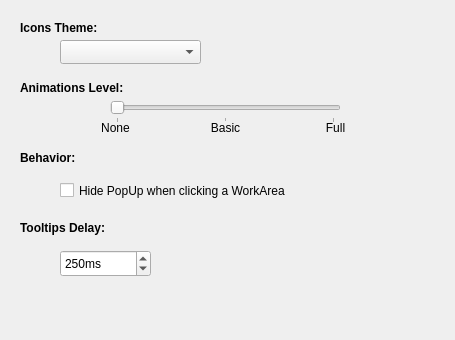
Old version of the form src/config.ui in the repository psifidotos/workflow-project.
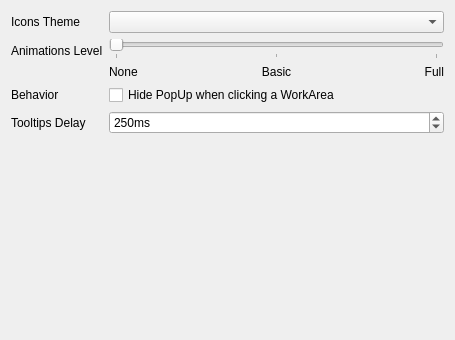
New version of the form.

Commit message:
Reworks the config dialog to conform more to kde
It makes use of layouts like every widget based program should and moves
to use a form style layout like the way the rest of the kde applications
layout their options.

What changed in the file:
```diff
--- a/src/config.ui
+++ b/src/config.ui
@@ -25,15 +25,32 @@
   <property name="windowTitle">
    <string>Form</string>
   </property>
+  <layout class="QFormLayout" name="formLayout">
+   <item row="0" column="1">
+    <widget class="QComboBox" name="themesCmb">
+     <property name="toolTip">
+      <string>&lt;html&gt;&lt;head/&gt;&lt;body&gt;&lt;p&gt;Every theme demands the &lt;span style=&quot; font-weight:600;&quot;&gt;original Icon theme&lt;/span&gt; installed if you want good appearance with the application. In general these themes are just links for icons from the current KDE icon theme.&lt;/p&gt;&lt;/body&gt;&lt;/html&gt;</string>
+     </property>
+    </widget>
+   </item>
+   <item row="0" column="0">
+    <widget class="QLabel" name="label_6">
+     <property name="text">
+      <string>Icons Theme</string>
+     </property>
+    </widget>
+   </item>
+   <item row="1" column="0">
+    <widget class="QLabel" name="label">
+     <property name="text">
+      <string>Animations Level</string>
+     </property>
+    </widget>
+   </item>
+   <item row="1" column="1">
+    <layout class="QVBoxLayout" name="verticalLayout">
+     <item>
   <widget class="QSlider" name="animationsLevelSlider">
-   <property name="geometry">
-    <rect>
-     <x>110</x>
-     <y>100</y>
-     <width>231</width>
-     <height>23</height>
-    </rect>
-   </property>
    <property name="maximum">
     <number>2</number>
    </property>
@@ -47,50 +64,21 @@
     <number>1</number>
    </property>
   </widget>
-  <widget class="QLabel" name="label">
-   <property name="geometry">
-    <rect>
-     <x>20</x>
-     <y>80</y>
-     <width>391</width>
-     <height>16</height>
-    </rect>
-   </property>
-   <property name="font">
-    <font>
-     <weight>75</weight>
-     <bold>true</bold>
-    </font>
-   </property>
-   <property name="text">
-    <string>Animations Level:</string>
-   </property>
-  </widget>
+     </item>
+     <item>
+      <layout class="QHBoxLayout" name="horizontalLayout">
+       <item>
   <widget class="QLabel" name="label_2">
-   <property name="geometry">
-    <rect>
-     <x>60</x>
-     <y>120</y>
-     <width>111</width>
-     <height>16</height>
-    </rect>
-   </property>
    <property name="text">
     <string>None</string>
    </property>
    <property name="alignment">
-    <set>Qt::AlignCenter</set>
-   </property>
-  </widget>
+          <set>Qt::AlignLeading|Qt::AlignLeft|Qt::AlignVCenter</set>
+         </property>
+        </widget>
+       </item>
+       <item>
   <widget class="QLabel" name="label_3">
-   <property name="geometry">
-    <rect>
-     <x>180</x>
-     <y>120</y>
-     <width>91</width>
-     <height>16</height>
-    </rect>
-   </property>
    <property name="text">
     <string>Basic</string>
    </property>
@@ -98,53 +86,26 @@
     <set>Qt::AlignCenter</set>
    </property>
   </widget>
+       </item>
+       <item>
   <widget class="QLabel" name="label_4">
-   <property name="geometry">
-    <rect>
-     <x>290</x>
-     <y>120</y>
-     <width>91</width>
-     <height>16</height>
-    </rect>
-   </property>
    <property name="text">
     <string>Full</string>
    </property>
    <property name="alignment">
-    <set>Qt::AlignCenter</set>
-   </property>
-  </widget>
-  <widget class="QLabel" name="label_5">
-   <property name="geometry">
-    <rect>
-     <x>20</x>
-     <y>150</y>
-     <width>381</width>
-     <height>16</height>
-    </rect>
-   </property>
-   <property name="font">
-    <font>
-     <weight>75</weight>
-     <bold>true</bold>
-    </font>
-   </property>
-   <property name="text">
-    <string>Behavior:</string>
-   </property>
-  </widget>
+          <set>Qt::AlignRight|Qt::AlignTrailing|Qt::AlignVCenter</set>
+         </property>
+        </widget>
+       </item>
+      </layout>
+     </item>
+    </layout>
+   </item>
+   <item row="2" column="1">
   <widget class="QCheckBox" name="hideOnClickCheckBox">
    <property name="enabled">
     <bool>true</bool>
    </property>
-   <property name="geometry">
-    <rect>
-     <x>60</x>
-     <y>180</y>
-     <width>391</width>
-     <height>21</height>
-    </rect>
-   </property>
    <property name="toolTip">
     <string>&lt;html&gt;&lt;head/&gt;&lt;body&gt;&lt;p&gt;This option is available only when the plasmoid is in a panel. You can hide the PopUp when you click on a WorkArea&lt;/p&gt;&lt;/body&gt;&lt;/html&gt;</string>
    </property>
@@ -152,47 +113,23 @@
     <string>Hide PopUp when clicking a WorkArea</string>
    </property>
   </widget>
-  <widget class="QComboBox" name="themesCmb">
-   <property name="geometry">
-    <rect>
-     <x>60</x>
-     <y>40</y>
-     <width>141</width>
-     <height>24</height>
-    </rect>
-   </property>
-   <property name="toolTip">
-    <string>&lt;html&gt;&lt;head/&gt;&lt;body&gt;&lt;p&gt;Every theme demands the &lt;span style=&quot; font-weight:600;&quot;&gt;original Icon theme&lt;/span&gt; installed if you want good appearance with the application. In general these themes are just links for icons from the current KDE icon theme.&lt;/p&gt;&lt;/body&gt;&lt;/html&gt;</string>
-   </property>
-  </widget>
-  <widget class="QLabel" name="label_6">
-   <property name="geometry">
-    <rect>
-     <x>20</x>
-     <y>20</y>
-     <width>381</width>
-     <height>16</height>
-    </rect>
-   </property>
-   <property name="font">
-    <font>
-     <weight>75</weight>
-     <bold>true</bold>
-    </font>
-   </property>
+   </item>
+   <item row="2" column="0">
+    <widget class="QLabel" name="label_5">
+     <property name="text">
+      <string>Behavior</string>
+     </property>
+    </widget>
+   </item>
+   <item row="3" column="0">
+    <widget class="QLabel" name="label_7">
    <property name="text">
-    <string>Icons Theme:</string>
-   </property>
-  </widget>
+      <string>Tooltips Delay</string>
+     </property>
+    </widget>
+   </item>
+   <item row="3" column="1">
   <widget class="QSpinBox" name="tooltipsSpinBox">
-   <property name="geometry">
-    <rect>
-     <x>60</x>
-     <y>250</y>
-     <width>91</width>
-     <height>27</height>
-    </rect>
-   </property>
    <property name="toolTip">
     <string>&lt;html&gt;&lt;head/&gt;&lt;body&gt;&lt;p&gt;The delay for showing a tooltip. With 0 tooltips are disabled&lt;/p&gt;&lt;/body&gt;&lt;/html&gt;</string>
    </property>
@@ -212,25 +149,8 @@
     <number>250</number>
    </property>
   </widget>
-  <widget class="QLabel" name="label_7">
-   <property name="geometry">
-    <rect>
-     <x>20</x>
-     <y>220</y>
-     <width>391</width>
-     <height>16</height>
-    </rect>
-   </property>
-   <property name="font">
-    <font>
-     <weight>75</weight>
-     <bold>true</bold>
-    </font>
-   </property>
-   <property name="text">
-    <string>Tooltips Delay:</string>
-   </property>
-  </widget>
+   </item>
+  </layout>
  </widget>
  <resources/>
  <connections/>
```
Lines whose indentation alone changed are shown as unchanged.
